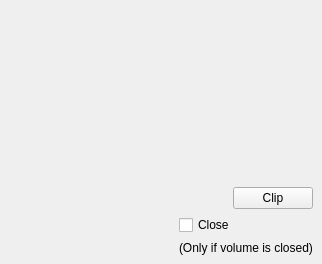
Above: Polyhedron/demo/Polyhedron/Plugins/Operations_on_polyhedra/Clip_polyhedron_plugin.ui from CGAL/cgal before the change. Below: the same form after it.
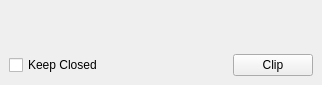
That is the form after the change.

Patch:
```diff
--- a/Polyhedron/demo/Polyhedron/Plugins/Operations_on_polyhedra/Clip_polyhedron_plugin.ui
+++ b/Polyhedron/demo/Polyhedron/Plugins/Operations_on_polyhedra/Clip_polyhedron_plugin.ui
@@ -7,7 +7,7 @@
     <x>0</x>
     <y>0</y>
     <width>322</width>
-    <height>264</height>
+    <height>85</height>
    </rect>
   </property>
   <property name="windowTitle">
@@ -32,6 +32,19 @@
       </item>
       <item>
        <layout class="QHBoxLayout" name="horizontalLayout">
+        <item>
+         <widget class="QCheckBox" name="close_checkBox">
+          <property name="layoutDirection">
+           <enum>Qt::LeftToRight</enum>
+          </property>
+          <property name="autoFillBackground">
+           <bool>false</bool>
+          </property>
+          <property name="text">
+           <string>Keep Closed</string>
+          </property>
+         </widget>
+        </item>
         <item>
          <spacer name="horizontalSpacer">
           <property name="orientation">
@@ -55,45 +68,7 @@
        </layout>
       </item>
       <item>
-       <layout class="QHBoxLayout" name="horizontalLayout_2">
-        <item>
-         <spacer name="horizontalSpacer_2">
-          <property name="orientation">
-           <enum>Qt::Horizontal</enum>
-          </property>
-          <property name="sizeHint" stdset="0">
-           <size>
-            <width>40</width>
-            <height>20</height>
-           </size>
-          </property>
-         </spacer>
-        </item>
-        <item>
-         <layout class="QVBoxLayout" name="verticalLayout_3">
-          <item>
-           <widget class="QCheckBox" name="close_checkBox">
-            <property name="layoutDirection">
-             <enum>Qt::LeftToRight</enum>
-            </property>
-            <property name="autoFillBackground">
-             <bool>false</bool>
-            </property>
-            <property name="text">
-             <string>Close</string>
-            </property>
-           </widget>
-          </item>
-          <item>
-           <widget class="QLabel" name="label">
-            <property name="text">
-             <string>(Only if volume is closed)</string>
-            </property>
-           </widget>
-          </item>
-         </layout>
-        </item>
-       </layout>
+       <layout class="QHBoxLayout" name="horizontalLayout_2"/>
       </item>
      </layout>
     </item>
```
